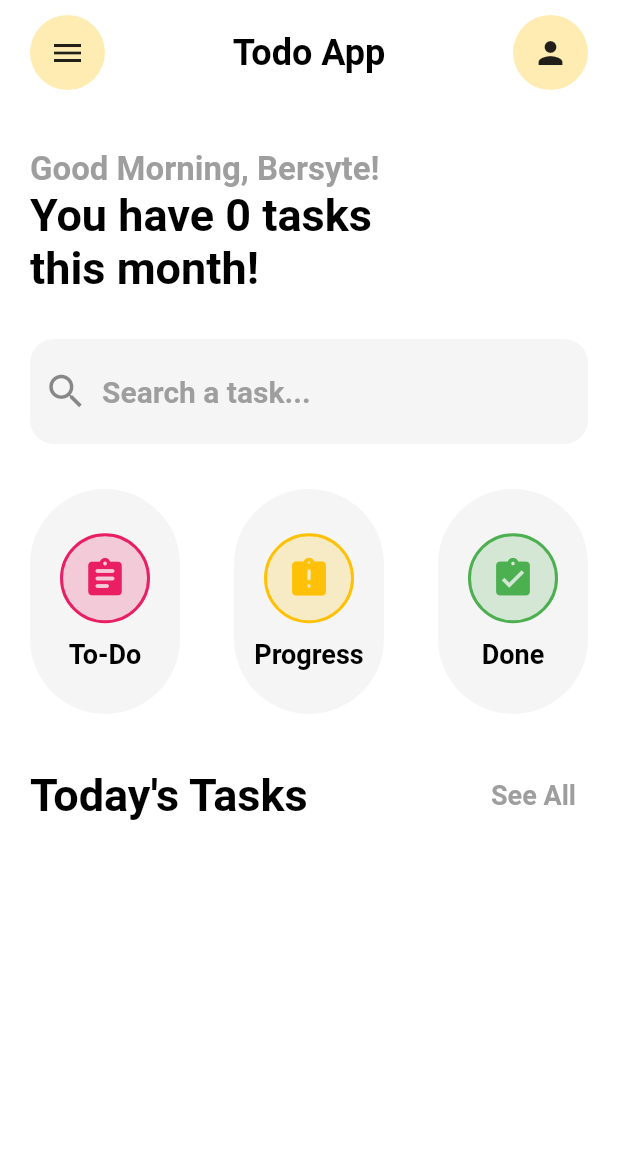
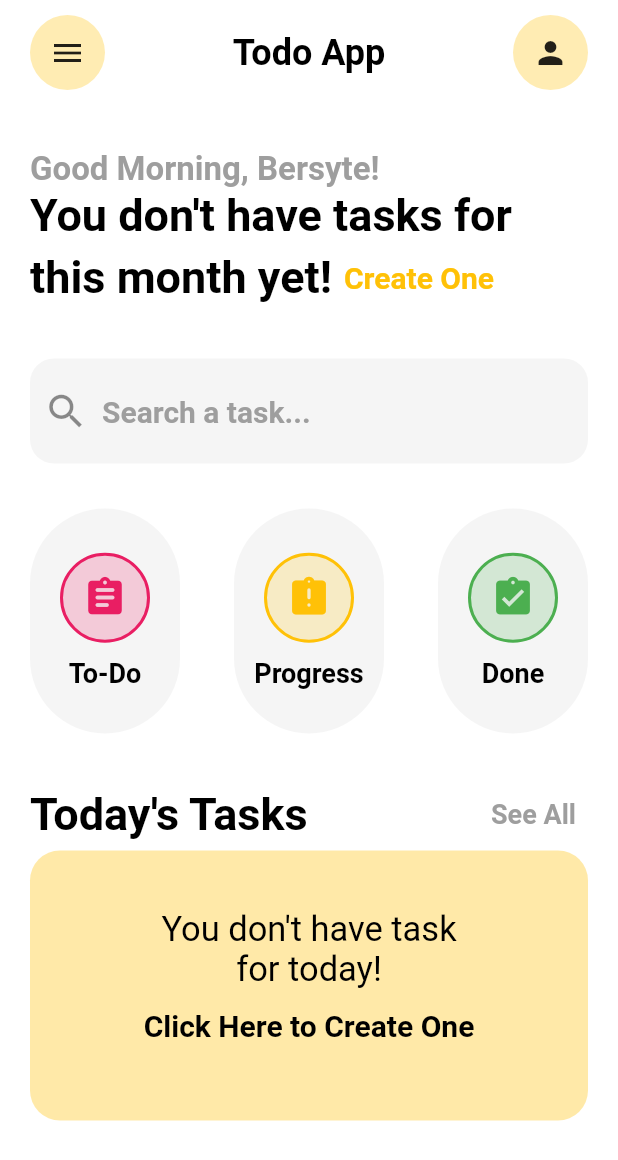
Before and after one commit to abdushakoor12/todo, a Flutter app: the screen it shows after launch, on a phone screen of 412 x 824 dp. Shown: the top 1160 px of the screen. Run offline on Flutter 3.47's test engine with Material 2 defaults, Android fonts, the phone set to English and light mode, and no system bars; our stand-ins replace date_picker_timeline, get, google_fonts, sqflite; accounts and stored records are empty.

Commit message:
create task button added in home page,when today's tasks is empty show a text letting user know that today task is empty

```diff
--- a/lib/controllers/task_controller.dart
+++ b/lib/controllers/task_controller.dart
@@ -1,15 +1,28 @@
 import 'package:get/get.dart';
+import 'package:intl/intl.dart';
 import 'package:todo/db/db_helper.dart';
 import 'package:todo/models/task_model.dart';
 
 class TaskController extends GetxController {
   var tasksList = <TaskModel>[].obs;
+  var todayTasksList = <TaskModel>[].obs;
   int get tasksLength => tasksList.length;
 
   @override
   void onInit() {
     getAllTasks();
     super.onInit();
+  }
+
+  void getTodayTasks() {
+    final today = DateFormat.yMd().format(DateTime.now());
+    Set<TaskModel> items = {};
+    for (var task in tasksList) {
+      if (task.date == today) {
+        items.add(task);
+      }
+    }
+    todayTasksList.assignAll(items.toList());
   }
 
   Future<int> addTask(TaskModel task) async {
@@ -20,6 +33,7 @@ class TaskController extends GetxController {
     List<Map<String, dynamic>> tasks =
         await DBHelper.query() as List<Map<String, dynamic>>;
     tasksList.value = tasks.map((data) => TaskModel.fromJson(data)).toList();
+    getTodayTasks();
   }
 
   void delete(TaskModel task) async {
--- a/lib/main.dart
+++ b/lib/main.dart
@@ -1,8 +1,12 @@
 import 'package:flutter/material.dart';
+import 'package:get/get.dart';
 import 'package:get/route_manager.dart';
 import 'package:todo/db/db_helper.dart';
+import 'package:todo/utils/constants.dart';
 import 'package:todo/utils/routes.dart';
 import 'package:todo/views/home_page.dart';
+
+import 'controllers/task_controller.dart';
 
 void main() async {
   WidgetsFlutterBinding.ensureInitialized();
--- a/lib/utils/constants.dart
+++ b/lib/utils/constants.dart
@@ -1,5 +1,10 @@
 import 'package:flutter/material.dart';
+import 'package:get/get.dart';
 import 'package:google_fonts/google_fonts.dart';
+import 'package:intl/intl.dart';
+import 'package:todo/controllers/task_controller.dart';
+import 'package:todo/models/task_model.dart';
+import 'package:todo/utils/routes.dart';
 
 TextStyle kTextStyleGrey(double size) {
   return GoogleFonts.arimaMadurai(
@@ -42,6 +47,16 @@ TextStyle kTextStyleBoldBlack(double size) {
   );
 }
 
+TextStyle kTextStyleBoldAmber(double size) {
+  return GoogleFonts.arimaMadurai(
+    textStyle: TextStyle(
+      fontSize: size,
+      color: Colors.amber,
+      fontWeight: FontWeight.bold,
+    ),
+  );
+}
+
 TextStyle kTextStyleBoldWhite(double size) {
   return GoogleFonts.arimaMadurai(
     textStyle: TextStyle(
@@ -64,3 +79,41 @@ const List<Color> colors = [
   Colors.blue,
   Colors.blueGrey,
 ];
+
+String showGreeting() {
+  var hour = DateTime.now().hour;
+  if (hour < 12) {
+    return 'Good Morning';
+  } else if (hour < 18) {
+    return 'Good Afternoon';
+  } else if (hour < 5) {
+    return 'Good Night';
+  } else if (hour > 17 && hour < 24) {
+    return 'Good Evening';
+  }
+  return 'Good Night';
+}
+
+changeTaskStatusAutomatically(TaskModel task) {
+  final date = DateFormat.yMd().format(DateTime.now());
+  var time = formattingTimeOfDay(TimeOfDay.now());
+  if (task.date == date && task.time == time) {
+    print('In Progress');
+  }
+
+  print('Task id${task.id} Time:${task.time} == Now Time:$time');
+  print('Task id${task.id} Date : ${task.date} == Now Date : $date');
+}
+
+String formattingTimeOfDay(TimeOfDay timeOfDay) {
+  final now = DateTime.now();
+  final date = DateTime(
+    now.year,
+    now.month,
+    now.day,
+    timeOfDay.hour,
+    timeOfDay.minute,
+  );
+  final format = DateFormat.jm();
+  return format.format(date);
+}
--- a/lib/utils/routes.dart
+++ b/lib/utils/routes.dart
@@ -3,42 +3,52 @@ import 'package:todo/views/all_tasks_page.dart';
 import 'package:todo/views/create_task_page.dart';
 import 'package:todo/views/home_page.dart';
 import 'package:todo/views/task_detail.dart';
+import 'package:todo/views/tasks_by_status.dart';
 
 class MyRoutes {
   static const String _home = "/";
   static const String _allTasks = "/AllTasksPage";
   static const String _createTask = "/CreateTaskPage";
   static const String _taskDetail = "/TaskDetail";
+  static const String _tasksByStatus = "/TasksByStatus";
+  static const Duration _duration = Duration(milliseconds: 400);
 
   static String getHomeRoute() => _home;
   static String getAllTasksPageRoute() => _allTasks;
   static String getCreateTaskRoute() => _createTask;
   static String getDetailRoute() => _taskDetail;
+  static String getTasksByStatusRoute() => _tasksByStatus;
 
   static List<GetPage> routes = [
     GetPage(
       name: _home,
       page: () => HomePage(),
       transition: Transition.fade,
-      transitionDuration: const Duration(milliseconds: 400),
+      transitionDuration: _duration,
     ),
     GetPage(
       name: _allTasks,
       page: () => const AllTasksPage(),
       transition: Transition.zoom,
-      transitionDuration: const Duration(milliseconds: 400),
+      transitionDuration: _duration,
     ),
     GetPage(
       name: _createTask,
       page: () => const CreateTaskPage(),
       transition: Transition.zoom,
-      transitionDuration: const Duration(milliseconds: 400),
+      transitionDuration: _duration,
     ),
     GetPage(
       name: _taskDetail,
       page: () => TaskDetail(),
       transition: Transition.zoom,
-      transitionDuration: const Duration(milliseconds: 400),
+      transitionDuration: _duration,
+    ),
+    GetPage(
+      name: _tasksByStatus,
+      page: () => TasksByStatus(),
+      transition: Transition.zoom,
+      transitionDuration: _duration,
     )
   ];
 }
--- a/lib/views/all_tasks_page.dart
+++ b/lib/views/all_tasks_page.dart
@@ -32,6 +32,7 @@ class _AllTasksPageState extends State<AllTasksPage> {
         child: SingleChildScrollView(
           padding: const EdgeInsets.all(20),
           child: Column(
+            mainAxisAlignment: MainAxisAlignment.spaceBetween,
             children: [
               const AllTaskHeader(),
               kVerticalSpace(30),
@@ -49,7 +50,6 @@ class _AllTasksPageState extends State<AllTasksPage> {
     return Obx(
       () {
         final tasks = _taskController.tasksList;
-
         return ListView.builder(
           shrinkWrap: true,
           physics: const NeverScrollableScrollPhysics(),
@@ -78,7 +78,6 @@ class _AllTasksPageState extends State<AllTasksPage> {
 
   Widget _addDateBar() {
     return Container(
-      margin: const EdgeInsets.only(right: 8),
       decoration: BoxDecoration(
         color: Colors.amber.withOpacity(0.2),
         borderRadius: BorderRadius.circular(16),
--- a/lib/views/home_page.dart
+++ b/lib/views/home_page.dart
@@ -1,12 +1,12 @@
 import 'package:flutter/material.dart';
 import 'package:get/get.dart';
-import 'package:intl/intl.dart';
 import 'package:todo/utils/constants.dart';
 import 'package:todo/utils/routes.dart';
 import 'package:todo/widgets/home/app_bar.dart';
 import 'package:todo/widgets/home/task_status.dart';
 import 'package:todo/widgets/home/today_task_tile.dart';
 import '../controllers/task_controller.dart';
+import '../models/task_model.dart';
 
 class HomePage extends StatelessWidget {
   HomePage({Key? key}) : super(key: key);
@@ -27,12 +27,18 @@ class HomePage extends StatelessWidget {
               const MyAppBar(),
               kVerticalSpace(40),
               Text(
-                'Good Morning, Bersyte!',
+                '${showGreeting()}, Bersyte!',
                 style: kTextStyleBoldGrey(22.0),
               ),
               GetX<TaskController>(
                 builder: (controller) {
-                  return Text(
+                  final tasks = controller.tasksList;
+                  for (var task in tasks) {
+                    changeTaskStatusAutomatically(task);
+                  }
+                  return tasks.isEmpty
+                      ? _doNotHaveTaskForMonth()
+                      : Text(
                           'You have ${controller.tasksLength} tasks\nthis month!',
                           style: kTextStyleBoldBlack(30),
                         );
@@ -63,22 +69,29 @@ class HomePage extends StatelessWidget {
               kVerticalSpace(30),
               Row(
                 mainAxisAlignment: MainAxisAlignment.spaceBetween,
-                children: const [
+                children: [
                   TaskStatusContainer(
                     label: 'To-Do',
                     iconData: Icons.assignment_rounded,
                     color: Colors.pink,
+                    onTap: () {
+                      _goToTasksByStatus('To-Do');
+                    },
                   ),
                   TaskStatusContainer(
                       label: 'Progress',
                       iconData: Icons.assignment_late_rounded,
                       color: Colors.amber,
-                  ),
+                      onTap: () {
+                        _goToTasksByStatus('In Progress');
+                      }),
                   TaskStatusContainer(
                       label: 'Done',
                       iconData: Icons.assignment_turned_in,
                       color: Colors.green,
-                  ),
+                      onTap: () {
+                        _goToTasksByStatus('Done');
+                      }),
                 ],
               ),
               kVerticalSpace(30),
@@ -107,17 +120,55 @@ class HomePage extends StatelessWidget {
   Widget _displayTodayTasks() {
     return GetX<TaskController>(
       builder: (controller) {
-        final tasks = controller.tasksList;
+        final tasks = controller.todayTasksList;
         return SizedBox(
-          height: 210,
-          child: ListView.builder(
+          height: tasks.isEmpty ? 180 : 210,
+          child:
+              tasks.isEmpty ? _doNotHaveTaskToday() : _hasTaskForToday(tasks),
+        );
+      },
+    );
+  }
+
+  Widget _doNotHaveTaskToday() {
+    return Container(
+      width: Get.width,
+      height: 180,
+      padding: const EdgeInsets.all(20),
+      decoration: BoxDecoration(
+        color: Colors.amber.withOpacity(0.35),
+        borderRadius: BorderRadius.circular(20),
+      ),
+      child: Center(
+        child: Column(
+          mainAxisAlignment: MainAxisAlignment.center,
+          children: [
+            Text(
+              "You don't have task \nfor today!",
+              style: kTextStyleBlack(23),
+              textAlign: TextAlign.center,
+            ),
+            TextButton(
+              onPressed: () {
+                Get.toNamed(MyRoutes.getCreateTaskRoute());
+              },
+              child: Text(
+                "Click Here to Create One",
+                style: kTextStyleBoldBlack(20),
+              ),
+            ),
+          ],
+        ),
+      ),
+    );
+  }
+
+  Widget _hasTaskForToday(List<TaskModel> tasks) {
+    return ListView.builder(
       scrollDirection: Axis.horizontal,
       itemCount: tasks.length,
       itemBuilder: (ctx, index) {
         final task = tasks[index];
-              final today = DateFormat.yMd().format(DateTime.now());
-
-              if (task.date == today) {
         return InkWell(
           borderRadius: BorderRadius.circular(16),
           onTap: () {
@@ -128,12 +179,43 @@ class HomePage extends StatelessWidget {
           },
           child: TodayTaskTile(task: task),
         );
-              }
-              return Container();
-            },
-          ),
-        );
       },
     );
   }
+
+  Widget _doNotHaveTaskForMonth() {
+    return Column(
+      crossAxisAlignment: CrossAxisAlignment.start,
+      children: [
+        Text(
+          "You don't have tasks for",
+          style: kTextStyleBoldBlack(30),
+        ),
+        Row(
+          children: [
+            Text(
+              "this month yet!",
+              style: kTextStyleBoldBlack(30),
+            ),
+            TextButton(
+              onPressed: () {
+                Get.toNamed(MyRoutes.getCreateTaskRoute());
+              },
+              child: Text(
+                "Create One",
+                style: kTextStyleBoldAmber(20),
+              ),
+            ),
+          ],
+        )
+      ],
+    );
   }
+
+  _goToTasksByStatus(String status) {
+    Get.toNamed(
+      MyRoutes.getTasksByStatusRoute(),
+      arguments: {'status': status},
+    );
+  }
+}
--- a/lib/widgets/all_tasks/task_tile.dart
+++ b/lib/widgets/all_tasks/task_tile.dart
@@ -27,7 +27,7 @@ class TaskTile extends StatelessWidget {
                 Text(
                   task.description.toString(),
                   style: kTextStyleBoldGrey(16),
-                  maxLines: 3,
+                  maxLines: 2,
                 ),
                 Text(task.time.toString(), style: kTextStyleBoldBlack(20)),
               ],
--- a/lib/widgets/home/task_status.dart
+++ b/lib/widgets/home/task_status.dart
@@ -7,12 +7,14 @@ class TaskStatusContainer extends StatelessWidget {
       {Key? key,
       required this.label,
       required this.iconData,
-      required this.color})
+      required this.color,
+      this.onTap})
       : super(key: key);
 
   final String label;
   final IconData iconData;
   final Color color;
+  final VoidCallback? onTap;
 
   @override
   Widget build(BuildContext context) {
@@ -26,7 +28,10 @@ class TaskStatusContainer extends StatelessWidget {
       child: Column(
         mainAxisAlignment: MainAxisAlignment.center,
         children: [
-          Container(
+          InkWell(
+            onTap: onTap,
+            borderRadius: BorderRadius.circular(60),
+            child: Container(
               width: 60,
               height: 60,
               decoration: BoxDecoration(
@@ -39,6 +44,7 @@ class TaskStatusContainer extends StatelessWidget {
               ),
               child: Icon(iconData, color: color, size: 30),
             ),
+          ),
           kVerticalSpace(10),
           Text(label, style: kTextStyleBoldBlack(18))
         ],
--- a/lib/widgets/home/today_task_tile.dart
+++ b/lib/widgets/home/today_task_tile.dart
@@ -14,7 +14,7 @@ class TodayTaskTile extends StatelessWidget {
       child: Container(
         width: 230,
         height: 200,
-        margin: const EdgeInsets.only(left: 20),
+        margin: const EdgeInsets.only(right: 20),
         padding: const EdgeInsets.all(20),
         decoration: BoxDecoration(
           color: colors[task.color as int].withOpacity(0.5),
```
Also changed, not shown: lib/views/create_task_page.dart (+12 -24 lines), lib/views/tasks_by_status.dart (+85 -0 lines). Lines whose indentation alone changed are shown as unchanged.
